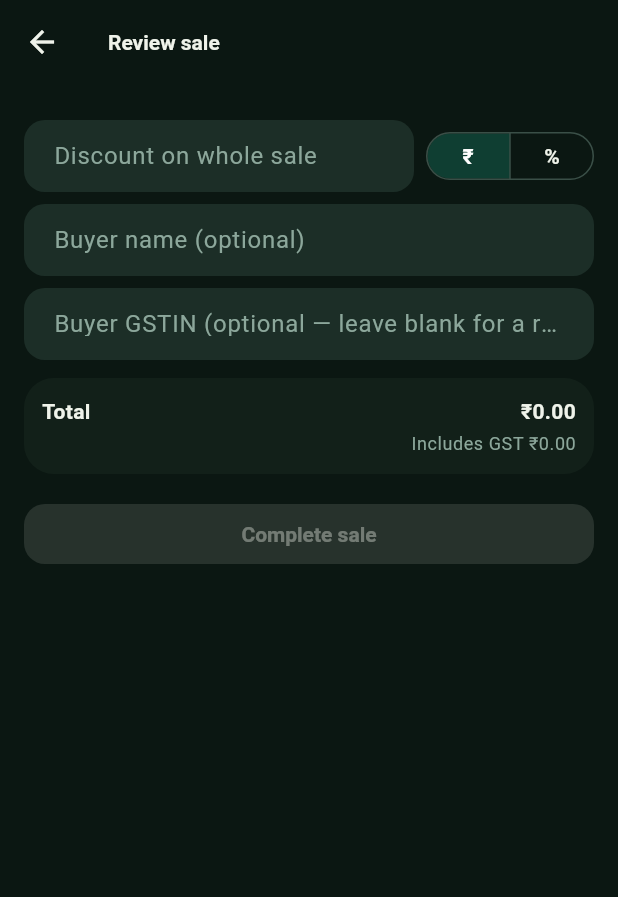
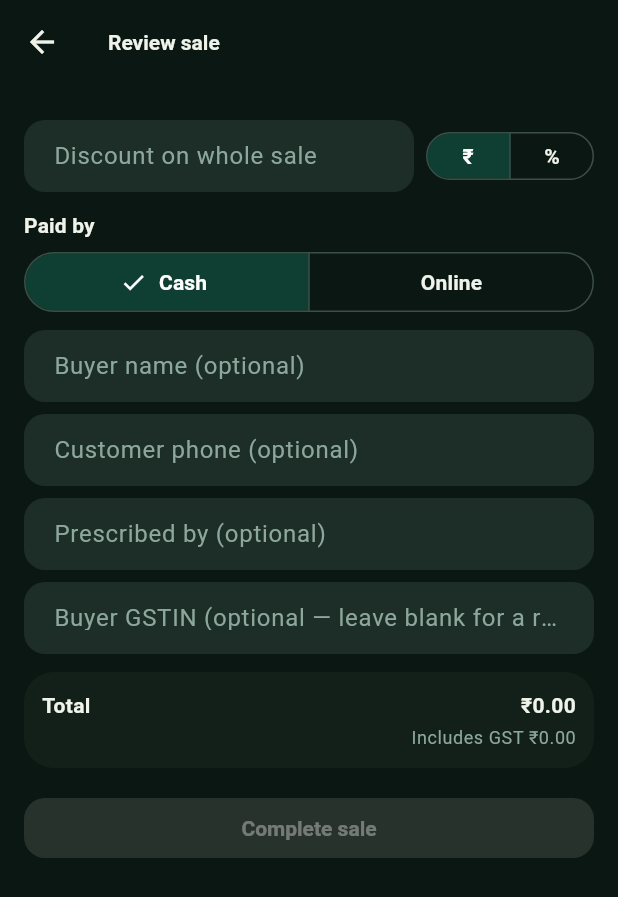
Before and after one commit to LostInCosmos/bahi_app, a Flutter app: the SaleReviewScreen screen opened directly with empty values, on a phone screen of 412 x 824 dp. Shown: the top 897 px of the screen. Run offline on Flutter 3.47's test engine with Material 3 defaults, Android fonts, the phone set to English and light mode, and no system bars; our stand-ins replace file_picker, flutter_secure_storage, image_picker, package_info_plus, pdf, share_plus and 1 more; missing offline and left inert: pdfx, record; accounts and stored records are empty; network calls fail.

Commit message:
DAS-150: payment mode, customer phone and doctor on Review sale and the bill
Review sale gains Cash / Online (Cash preselected), "Customer phone
(optional)" and "Prescribed by (optional)", sent as payment_mode,
buyer_phone and doctor_name (contract agreed with Backend on DAS-150).
A refusal names its field ({detail, field}); ApiException now carries
`field` and the screen shows the detail under that field. The bill
prints the phone and "Prescribed by: Dr ..." under the buyer, and
"Paid by" under the place of supply; the text receipt adds "Paid by".

Co-Authored-By: Claude Opus 5.5 <noreply@anthropic.com>

```diff
--- a/lib/core/api/api_client.dart
+++ b/lib/core/api/api_client.dart
@@ -481,8 +481,10 @@ class ApiClient {
     if (res.statusCode >= 200 && res.statusCode < 300) return;
     String message = res.body;
     dynamic detail;
+    String? field;
     try {
       final decoded = jsonDecode(res.body);
+      if (decoded is Map && decoded['field'] is String) field = decoded['field'] as String;
       if (decoded is Map && decoded['detail'] != null) {
         detail = decoded['detail'];
         message = detail is String ? detail : jsonEncode(detail);
@@ -496,6 +498,6 @@ class ApiClient {
     } catch (_) {
       // response wasn't JSON — fall back to raw body
     }
-    throw ApiException(res.statusCode, message, detail);
+    throw ApiException(res.statusCode, message, detail, field);
   }
 }
--- a/lib/core/api/api_exception.dart
+++ b/lib/core/api/api_exception.dart
@@ -8,7 +8,12 @@ class ApiException implements Exception {
   /// extraction failure) should inspect this instead of parsing [message].
   final dynamic detail;
 
-  ApiException(this.statusCode, this.message, [this.detail]);
+  /// The request field a refusal is about, when the server names it beside
+  /// the detail: `{"detail": "Enter a 10-digit phone number.", "field":
+  /// "buyer_phone"}` (DAS-150). Null otherwise.
+  final String? field;
+
+  ApiException(this.statusCode, this.message, [this.detail, this.field]);
 
   /// The server's machine-readable kind, when the body carried one —
   /// `{"detail": {"error": "account_deleted", …}}` or a top-level
--- a/lib/features/sales/data/sale_bill_pdf.dart
+++ b/lib/features/sales/data/sale_bill_pdf.dart
@@ -101,6 +101,9 @@ String _qty(double v) => v == v.roundToDouble() ? v.toStringAsFixed(0) : v.toStr
 /// "98390 12345" from the 10 digits the server stores.
 String _phone(String p) => p.length == 10 ? '${p.substring(0, 5)} ${p.substring(5)}' : p;
 
+/// The prescriber as the bill prints it: "Dr" in front unless typed already.
+String doctorLine(String name) => RegExp(r'^dr\b', caseSensitive: false).hasMatch(name) ? name : 'Dr $name';
+
 final _border = pw.Border.all(width: 1, color: PdfColors.grey800);
 
 pw.Widget _fullHeader(SaleDetail sale, AccountInfo shop, bool taxInvoice) {
@@ -142,8 +145,14 @@ pw.Widget _fullHeader(SaleDetail sale, AccountInfo shop, bool taxInvoice) {
               style: const pw.TextStyle(fontWeight: pw.FontWeight.bold)),
           if ((sale.buyerGstin ?? '').isNotEmpty)
             pw.Text('GSTIN: ${sale.buyerGstin}${buyerState == null ? '' : ' · State: $buyerState'}'),
+          // DAS-150: given at the sale, printed only when given.
+          if ((sale.buyerPhone ?? '').isNotEmpty) pw.Text('Phone: ${_phone(sale.buyerPhone!)}'),
+          if ((sale.doctorName ?? '').isNotEmpty) pw.Text('Prescribed by: ${doctorLine(sale.doctorName!)}'),
         ]),
-        if (state != null) pw.Text('Place of supply: $state'),
+        pw.Column(crossAxisAlignment: pw.CrossAxisAlignment.end, children: [
+          if (state != null) pw.Text('Place of supply: $state'),
+          if (sale.paymentMode != null) pw.Text('Paid by: ${sale.paymentMode!.label}'),
+        ]),
       ]),
     ),
     pw.SizedBox(height: 6),
--- a/lib/features/sales/models/sale.dart
+++ b/lib/features/sales/models/sale.dart
@@ -158,6 +158,23 @@ class SaleSummary {
       );
 }
 
+/// How the customer paid (DAS-150). The wire names are the server's; a sale
+/// from an older build, or before the field, has none ("not recorded").
+enum PaymentMode {
+  cash('cash', 'Cash'),
+  online('online', 'Online');
+
+  final String wire;
+  final String label;
+  const PaymentMode(this.wire, this.label);
+
+  static PaymentMode? fromWire(String? value) => switch (value) {
+        'cash' => cash,
+        'online' => online,
+        _ => null,
+      };
+}
+
 /// GET /sales/{id} — used for the post-sale receipt.
 class SaleDetail {
   final int id;
@@ -176,6 +193,13 @@ class SaleDetail {
   final double totalDiscount;
   final List<SaleLineItemDetail> lineItems;
 
+  /// Recorded at the sale when the shopkeeper gave them (DAS-150): the
+  /// customer's phone as its 10 digits, the prescribing doctor, and how the
+  /// customer paid. Null from a server older than the fields.
+  final String? buyerPhone;
+  final String? doctorName;
+  final PaymentMode? paymentMode;
+
   SaleDetail({
     required this.id,
     required this.saleNo,
@@ -189,6 +213,9 @@ class SaleDetail {
     this.discountAmount = 0,
     this.totalDiscount = 0,
     required this.lineItems,
+    this.buyerPhone,
+    this.doctorName,
+    this.paymentMode,
   });
 
   /// The GST inside [grandTotal].
@@ -210,5 +237,8 @@ class SaleDetail {
         discountAmount: json.dblOr('discount_amount'),
         totalDiscount: json.dblOr('total_discount'),
         lineItems: json.listOf('line_items', SaleLineItemDetail.fromJson),
+        buyerPhone: json.str('buyer_phone'),
+        doctorName: json.str('doctor_name'),
+        paymentMode: PaymentMode.fromWire(json.str('payment_mode')),
       );
 }
--- a/lib/features/sales/presentation/sale_receipt_screen.dart
+++ b/lib/features/sales/presentation/sale_receipt_screen.dart
@@ -125,6 +125,7 @@ class _SaleReceiptScreenState extends State<SaleReceiptScreen> {
       if (s.discountAmount > 0) 'Discount (whole sale): −${rupees(s.discountAmount)}',
       'Total: ${rupees(s.grandTotal)}',
       'Includes GST ${rupees(s.tax)} (CGST ${rupees(s.totalCgst)} + SGST ${rupees(s.totalSgst)})',
+      if (s.paymentMode != null) 'Paid by: ${s.paymentMode!.label}',
     ];
     await SharePlus.instance.share(ShareParams(text: lines.join('\n'), sharePositionOrigin: shareOrigin(anchor)));
   }
--- a/lib/features/sales/presentation/sale_review_screen.dart
+++ b/lib/features/sales/presentation/sale_review_screen.dart
@@ -31,6 +31,13 @@ class SaleReviewScreen extends StatefulWidget {
 class _SaleReviewScreenState extends State<SaleReviewScreen> {
   final _buyerNameController = TextEditingController();
   final _buyerGstinController = TextEditingController();
+  final _buyerPhoneController = TextEditingController();
+  final _doctorController = TextEditingController();
+  /// Cash unless the shopkeeper taps Online (the user, DAS-150).
+  PaymentMode _paymentMode = PaymentMode.cash;
+  /// The server's refusal of the phone or the doctor, under its field.
+  String? _phoneError;
+  String? _doctorError;
   final _saleDiscountController = TextEditingController();
   DiscountKind _saleDiscountKind = DiscountKind.amount;
   String? _message;
@@ -40,6 +47,8 @@ class _SaleReviewScreenState extends State<SaleReviewScreen> {
   void dispose() {
     _buyerNameController.dispose();
     _buyerGstinController.dispose();
+    _buyerPhoneController.dispose();
+    _doctorController.dispose();
     _saleDiscountController.dispose();
     super.dispose();
   }
@@ -87,11 +96,16 @@ class _SaleReviewScreenState extends State<SaleReviewScreen> {
     setState(() {
       _saving = true;
       _message = null;
+      _phoneError = null;
+      _doctorError = null;
     });
     try {
       final result = await ApiClient.instance.createSale(
         buyerName: _buyerNameController.text.trim(),
         buyerGstin: _buyerGstinController.text.trim(),
+        buyerPhone: _buyerPhoneController.text.trim(),
+        doctorName: _doctorController.text.trim(),
+        paymentMode: _paymentMode,
         lineItems: widget.cart,
         discount: _saleDiscount,
       );
@@ -106,6 +120,12 @@ class _SaleReviewScreenState extends State<SaleReviewScreen> {
             'requested ${detail['requested']}, available ${detail['available']}.');
       } else if (gone != null) {
         _dropGoneBatch(int.parse(gone.group(1)!));
+      } else if (e.statusCode == 422 && detail is String && e.field == 'doctor_name') {
+        setState(() => _doctorError = detail);
+      } else if (e.statusCode == 422 &&
+          detail is String &&
+          (e.field == 'buyer_phone' || (e.field == null && detail.toLowerCase().contains('phone')))) {
+        setState(() => _phoneError = detail);
       } else if (detail is Map && detail['error'] == 'bad_discount') {
         setState(() => _message = 'The discount is more than the amount it is taken from. Check it and try again.');
       } else {
@@ -136,10 +156,41 @@ class _SaleReviewScreenState extends State<SaleReviewScreen> {
             onChanged: () => setState(() {}),
             errorText: totals.saleError,
           ),
+          const SizedBox(height: Spacing.m),
+          Text('Paid by', style: Theme.of(context).textTheme.labelLarge),
+          const SizedBox(height: Spacing.xs),
+          SegmentedButton<PaymentMode>(
+            key: const ValueKey('payment-mode'),
+            segments: [
+              for (final m in PaymentMode.values) ButtonSegment(value: m, label: Text(m.label)),
+            ],
+            selected: {_paymentMode},
+            onSelectionChanged: (s) => setState(() => _paymentMode = s.first),
+          ),
           const SizedBox(height: Spacing.s),
           TextField(
             controller: _buyerNameController,
             decoration: const InputDecoration(labelText: 'Buyer name (optional)'),
+          ),
+          const SizedBox(height: Spacing.s),
+          TextField(
+            controller: _buyerPhoneController,
+            keyboardType: TextInputType.phone,
+            onChanged: (_) {
+              if (_phoneError != null) setState(() => _phoneError = null);
+            },
+            decoration: InputDecoration(labelText: 'Customer phone (optional)', errorText: _phoneError),
+          ),
+          const SizedBox(height: Spacing.s),
+          TextField(
+            controller: _doctorController,
+            textCapitalization: TextCapitalization.words,
+            maxLength: 200,
+            onChanged: (_) {
+              if (_doctorError != null) setState(() => _doctorError = null);
+            },
+            decoration: InputDecoration(
+                labelText: 'Prescribed by (optional)', hintText: "Doctor's name", counterText: '', errorText: _doctorError),
           ),
           const SizedBox(height: Spacing.s),
           TextField(
```
Also changed, not shown: lib/features/sales/data/sale_api.dart (+12 -2 lines), 1 other file.
